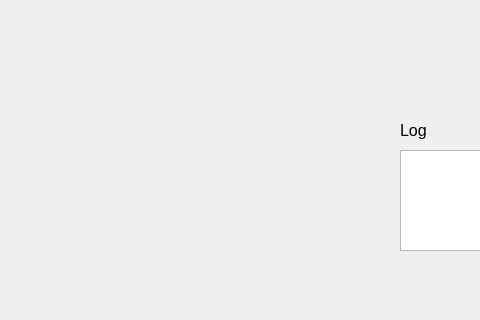
Old version of the form CuvetteSpectra_GUI.ui in the repository csiefe/CuvetteSpectra; both pictures show x 0 to 480 and y 280 to 600 of the 800 by 600 pixel window.
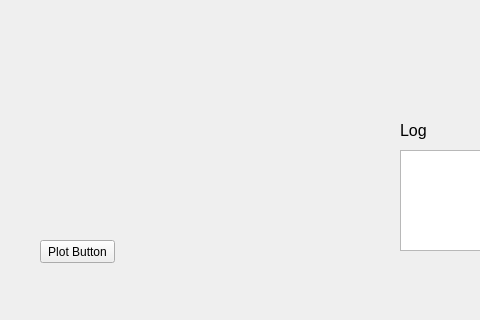
New version of the form. Custom widgets are drawn as their Qt base class.

Commit message: Added a simple plot to the GUI

The edit to the form file:
```diff
--- a/CuvetteSpectra_GUI.ui
+++ b/CuvetteSpectra_GUI.ui
@@ -70,6 +70,19 @@
      <string>Com Port</string>
     </property>
    </widget>
+   <widget class="QPushButton" name="plot_button">
+    <property name="geometry">
+     <rect>
+      <x>40</x>
+      <y>520</y>
+      <width>75</width>
+      <height>23</height>
+     </rect>
+    </property>
+    <property name="text">
+     <string>Plot Button</string>
+    </property>
+   </widget>
    <widget class="QSplitter" name="splitter">
     <property name="geometry">
      <rect>
@@ -116,6 +129,14 @@
   </widget>
   <widget class="QStatusBar" name="statusbar"/>
  </widget>
+ <customwidgets>
+  <customwidget>
+   <class>MplWidget</class>
+   <extends>QWidget</extends>
+   <header>mplwidget.h</header>
+   <container>1</container>
+  </customwidget>
+ </customwidgets>
  <resources/>
  <connections/>
 </ui>
```
Left out of the diff: 10 changed lines with no effect on the pictures. The commit also changes 2 other files.
